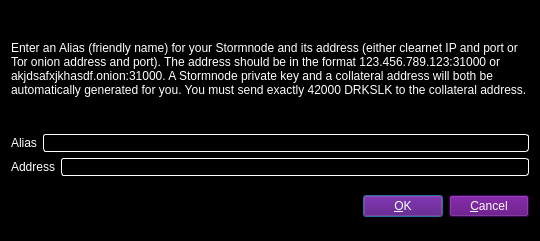
waffle-iron/DarkSilk-Release-Candidate, file src/qt/forms/addeditstormnode.ui: the form before one commit.
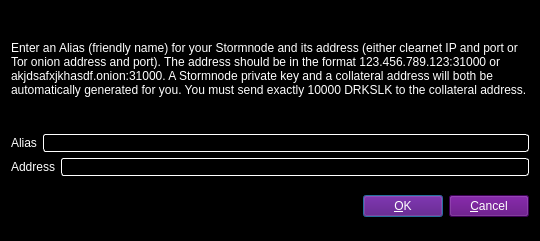
The form after the commit.

```diff
--- a/src/qt/forms/addeditstormnode.ui
+++ b/src/qt/forms/addeditstormnode.ui
@@ -39,7 +39,7 @@
         </sizepolicy>
        </property>
        <property name="text">
-        <string>&lt;html&gt;&lt;head/&gt;&lt;body&gt;&lt;p&gt;Enter an Alias (friendly name) for your Stormnode and its address (either clearnet IP and port or Tor onion address and port).  The address should be in the format 123.456.789.123:31000 or akjdsafxjkhasdf.onion:31000.  A Stormnode private key and a collateral address will both be automatically generated for you.  You must send exactly 42000 DRKSLK to the collateral address.&lt;/p&gt;&lt;/body&gt;&lt;/html&gt;</string>
+        <string>&lt;html&gt;&lt;head/&gt;&lt;body&gt;&lt;p&gt;Enter an Alias (friendly name) for your Stormnode and its address (either clearnet IP and port or Tor onion address and port).  The address should be in the format 123.456.789.123:31000 or akjdsafxjkhasdf.onion:31000.  A Stormnode private key and a collateral address will both be automatically generated for you.  You must send exactly 10000 DRKSLK to the collateral address.&lt;/p&gt;&lt;/body&gt;&lt;/html&gt;</string>
        </property>
        <property name="wordWrap">
         <bool>true</bool>
```
